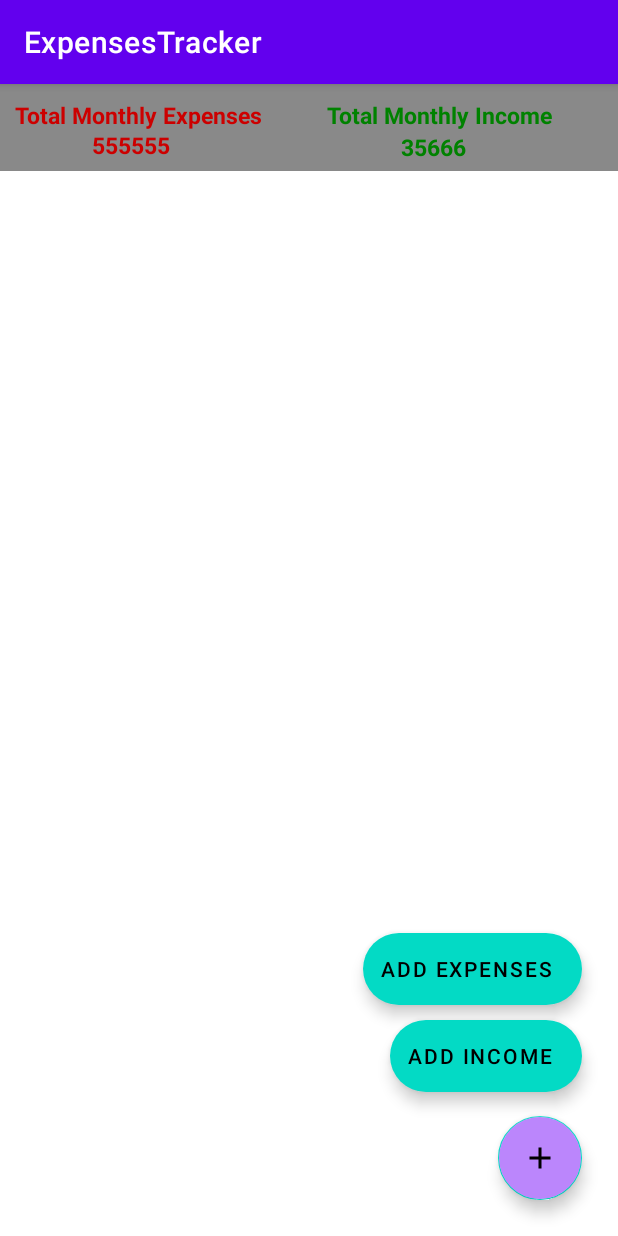
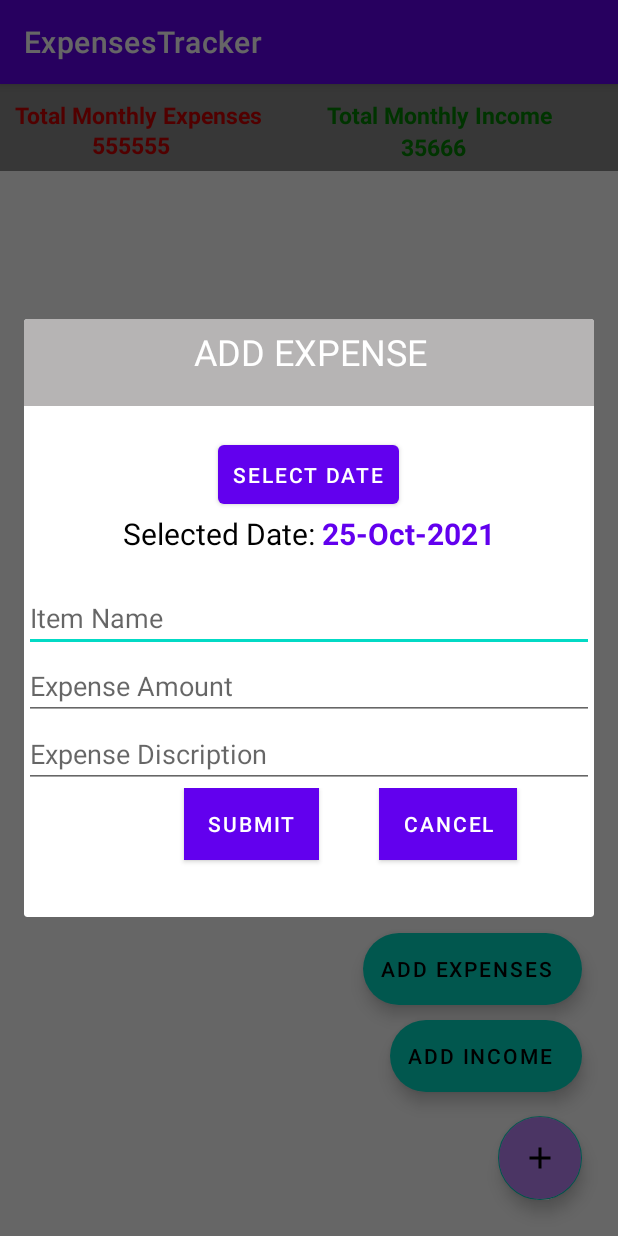
Before and after one commit to akhilvarghese46/expensestracker, an Android app: the screen it shows after launch (MainActivity), after a tap on "ADD EXPENSES", on a phone screen of 412 x 824 dp. Run offline under Robolectric (Android 15) with nearby library versions, the phone set to English and light mode, and no system bars; 2 other taps on this screen came first.

Commit message:
add expense and income function

```diff
--- a/app/src/main/java/com/example/expensestracker/MainActivity.kt
+++ b/app/src/main/java/com/example/expensestracker/MainActivity.kt
@@ -1,31 +1,141 @@
 package com.example.expensestracker
 
+import android.app.DatePickerDialog
 import androidx.appcompat.app.AppCompatActivity
 import android.os.Bundle
+import android.view.LayoutInflater
 import android.view.View
+import android.widget.TextView
 import android.widget.Toast
+import androidx.appcompat.app.AlertDialog
+import java.text.SimpleDateFormat
+import java.util.*
 
 class MainActivity : AppCompatActivity() {
 
     private var clicked = false
+    lateinit var cal: Calendar
+    lateinit var txt_selected_Date: TextView
+    lateinit var passedMonth: String
+
 
     override fun onCreate(savedInstanceState: Bundle?) {
         super.onCreate(savedInstanceState)
         setContentView(R.layout.activity_main)
+
+        //initialize floating action buttons
         val add_btn: View = findViewById(R.id.add_btn)
         val add_income: View = findViewById(R.id.add_income)
         val add_expenses: View = findViewById(R.id.add_expenses)
+
+        // add button click event - fab
         add_btn.setOnClickListener{
             onAddButtonClick()
         }
 
+        // add income - fab
         add_income.setOnClickListener{
-            Toast.makeText(this,"add_income buttom Clicked", Toast.LENGTH_SHORT).show()
+            //Toast.makeText(this,"add_income buttom Clicked", Toast.LENGTH_SHORT).show()
+
+            // Custom dialog layout
+            val income_DialogView = LayoutInflater.from(this).inflate(R.layout.add_income, null )
+            val income_Builder = AlertDialog.Builder(this)
+                .setView(income_DialogView)
+
+            val mAlertDialog = income_Builder.show()
+
+            // add income value
+            val submit_button: View = income_DialogView.findViewById(R.id.btn_add_income)
+            submit_button.setOnClickListener{
+                mAlertDialog.dismiss()
+            }
+
+            // cancel button for income value adding dialog box
+            val btn_cancel: View = income_DialogView.findViewById(R.id.btn_cancel_income)
+            btn_cancel.setOnClickListener {
+                mAlertDialog.dismiss()
+            }
+
+            // income date select
+            txt_selected_Date = income_DialogView.findViewById(R.id.txt_selected_Date)
+            fn_today_date()
+            val btn_choose_Date: View = income_DialogView.findViewById(R.id.btn_choose_Date)
+            btn_choose_Date.setOnClickListener {
+                val date_Dialog = DatePickerDialog(
+                    this,
+                    fn_date_listener,
+                    cal.get(Calendar.YEAR),
+                    cal.get(Calendar.MONTH),
+                    cal.get(Calendar.DAY_OF_MONTH)
+                )
+                date_Dialog.show()
+            }
         }
 
+        // add expensive - fab
         add_expenses.setOnClickListener{
-            Toast.makeText(this,"add_expenses edit buttom Clicked", Toast.LENGTH_SHORT).show()
+            //Toast.makeText(this,"add_expenses edit buttom Clicked", Toast.LENGTH_SHORT).show()
+
+            // Custom dialog layout
+            val expense_DialogView = LayoutInflater.from(this).inflate(R.layout.add_expenses, null )
+            val expense_Builder = AlertDialog.Builder(this)
+                .setView(expense_DialogView)
+
+            val mAlertDialog = expense_Builder.show()
+
+            // add income value
+            val submit_button: View = expense_DialogView.findViewById(R.id.btn_add_expense)
+            submit_button.setOnClickListener{
+                mAlertDialog.dismiss()
+            }
+
+            // cancel button for income value adding dialog box
+            val btn_cancel: View = expense_DialogView.findViewById(R.id.btn_cancel_expense)
+            btn_cancel.setOnClickListener {
+                mAlertDialog.dismiss()
+            }
+
+            // income date select
+            txt_selected_Date = expense_DialogView.findViewById(R.id.txt_selected_Date)
+            fn_today_date()
+            val btn_choose_Date: View = expense_DialogView.findViewById(R.id.btn_choose_Date)
+            btn_choose_Date.setOnClickListener {
+                val date_Dialog = DatePickerDialog(
+                    this,
+                    fn_date_listener,
+                    cal.get(Calendar.YEAR),
+                    cal.get(Calendar.MONTH),
+                    cal.get(Calendar.DAY_OF_MONTH)
+                )
+                date_Dialog.show()
+            }
         }
+
+    }
+
+
+    private fun fn_today_date() {
+        cal = Calendar.getInstance()
+        val mYear = cal.get(Calendar.YEAR)
+        val mMonth = cal.getDisplayName(Calendar.MONTH,Calendar.SHORT,Locale.US)
+        val mDay = cal.get(Calendar.DAY_OF_MONTH)
+
+        var strDate: String = mDay.toString() + "-" + mMonth.toString() + "-" + mYear.toString()
+        txt_selected_Date.setText(strDate)
+        passedMonth = mMonth
+
+    }
+
+
+    //Listener
+    val fn_date_listener = DatePickerDialog.OnDateSetListener { view, year, monthOfYear, dayOfMonth ->
+        cal.set(Calendar.YEAR, year)
+        cal.set(Calendar.MONTH, monthOfYear)
+        cal.set(Calendar.DAY_OF_MONTH, dayOfMonth)
+        val myFormat = "d-MMM-yyyy"
+        val sdf = SimpleDateFormat(myFormat, Locale.US)
+        txt_selected_Date.text = sdf.format(cal.time)
+        passedMonth = cal.getDisplayName(Calendar.MONTH,Calendar.SHORT,Locale.US)
 
     }
 
--- a/app/src/main/res/layout/activity_main.xml
+++ b/app/src/main/res/layout/activity_main.xml
@@ -132,4 +132,5 @@
     </FrameLayout>
 
 
+
 </androidx.constraintlayout.widget.ConstraintLayout>
--- /dev/null
+++ b/app/src/main/res/layout/add_expenses.xml
@@ -0,0 +1,133 @@
+<?xml version="1.0" encoding="utf-8"?>
+<LinearLayout xmlns:android="http://schemas.android.com/apk/res/android"
+    android:orientation="vertical"
+    android:layout_width="match_parent"
+    android:layout_height="wrap_content"
+    android:layout_margin="16dp">
+
+
+    <RelativeLayout
+        android:layout_width="match_parent"
+        android:layout_height="58dp"
+        android:layout_gravity="center"
+        android:background="#B6B4B4">
+
+        <TextView
+            android:layout_width="377dp"
+            android:layout_height="53dp"
+            android:layout_alignParentStart="true"
+            android:layout_alignParentTop="true"
+            android:layout_alignParentEnd="true"
+            android:layout_alignParentBottom="true"
+            android:layout_gravity="center"
+            android:layout_marginStart="2dp"
+            android:layout_marginTop="5dp"
+            android:layout_marginEnd="0dp"
+            android:layout_marginBottom="0dp"
+            android:text="ADD EXPENSE"
+            android:textAlignment="center"
+            android:textColor="@color/white"
+            android:textSize="24sp" />
+
+    </RelativeLayout>
+
+    <RelativeLayout
+        android:padding="20dp"
+        android:id="@+id/firstLay"
+        android:gravity="center"
+        android:layout_width="match_parent"
+        android:layout_height="wrap_content">
+
+        <Button
+            android:padding="10dp"
+            android:id="@+id/btn_choose_Date"
+            android:layout_width="wrap_content"
+            android:layout_height="wrap_content"
+            android:text="Select Date"
+            android:layout_centerHorizontal="true" />
+
+        <RelativeLayout
+            android:layout_width="wrap_content"
+            android:layout_centerHorizontal="true"
+            android:layout_below="@+id/btn_choose_Date"
+            android:layout_height="wrap_content">
+
+            <TextView
+                android:id="@+id/sel"
+                android:layout_width="wrap_content"
+                android:layout_height="wrap_content"
+                android:textSize="20dp"
+                android:textColor="@android:color/black"
+                android:text="Selected Date: " />
+
+            <TextView
+                android:id="@+id/txt_selected_Date"
+                android:layout_toRightOf="@+id/sel"
+                android:layout_width="wrap_content"
+                android:layout_height="wrap_content"
+                android:textSize="20dp"
+                android:textStyle="bold"
+                android:textColor="@color/purple_500"
+                android:layout_centerHorizontal="true"
+                android:text="hello world "
+                />
+        </RelativeLayout>
+
+    </RelativeLayout>
+
+    <EditText
+        android:layout_width="match_parent"
+        android:layout_height="wrap_content"
+        android:hint="Item Name"
+        android:inputType="text"
+        android:imeOptions="actionNext"
+        android:id="@+id/expense_item"/>
+
+    <EditText
+        android:layout_width="match_parent"
+        android:layout_height="wrap_content"
+        android:hint="Expense Amount"
+        android:inputType="text"
+        android:imeOptions="actionNext"
+        android:id="@+id/expense_value"/>
+
+    <EditText
+        android:id="@+id/expense_discription"
+        android:layout_width="match_parent"
+        android:layout_height="wrap_content"
+        android:hint="Expense Discription"
+        android:ems="15"
+        android:gravity="start|top"
+        android:inputType="textMultiLine" />
+
+
+
+    <RelativeLayout
+        android:layout_width="match_parent"
+        android:layout_height="86dp"
+        android:layout_gravity="center"
+        android:orientation="horizontal">
+
+        <Button
+            android:id="@+id/btn_add_expense"
+            android:layout_width="wrap_content"
+            android:layout_height="wrap_content"
+            android:layout_marginEnd="40dp"
+            android:layout_toStartOf="@+id/btn_cancel_expense"
+            android:background="#B6B4B4"
+            android:text="submit"
+            android:textColor="@color/white" />
+
+        <Button
+            android:id="@+id/btn_cancel_expense"
+            android:layout_width="wrap_content"
+            android:layout_height="wrap_content"
+            android:layout_alignParentEnd="true"
+            android:layout_marginEnd="51dp"
+            android:background="#B6B4B4"
+            android:text="cancel"
+            android:textColor="@color/white" />
+    </RelativeLayout>
+
+
+</LinearLayout>
```
Also changed, not shown: app/src/main/res/layout/add_income.xml (added, +113 -0 lines).
